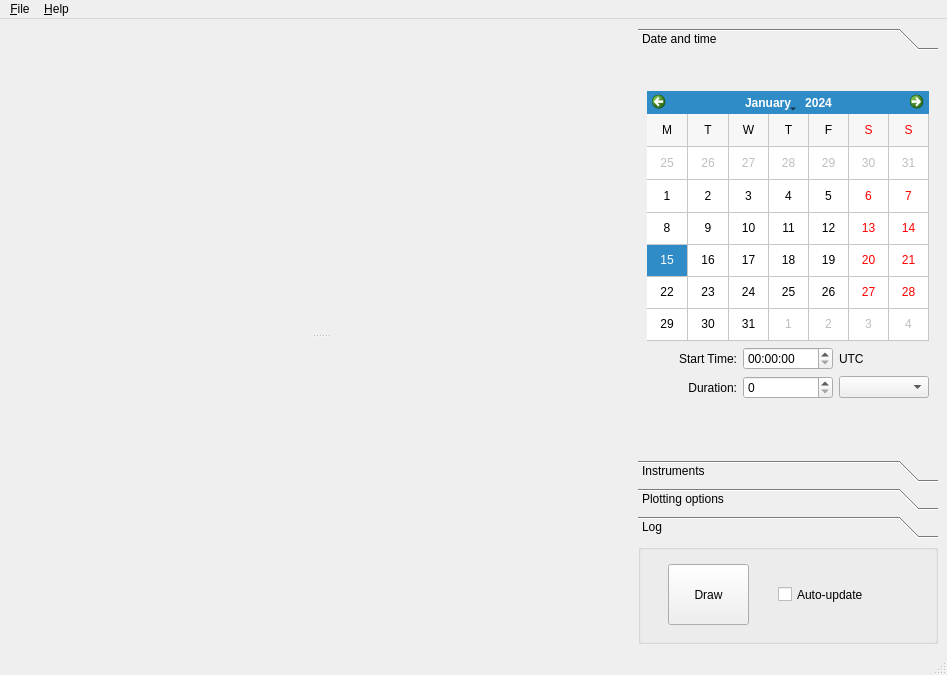
Qt form auroraplot/gui/auroraplot_dataviewer.ui (stevemarple/auroraplot) before a commit.
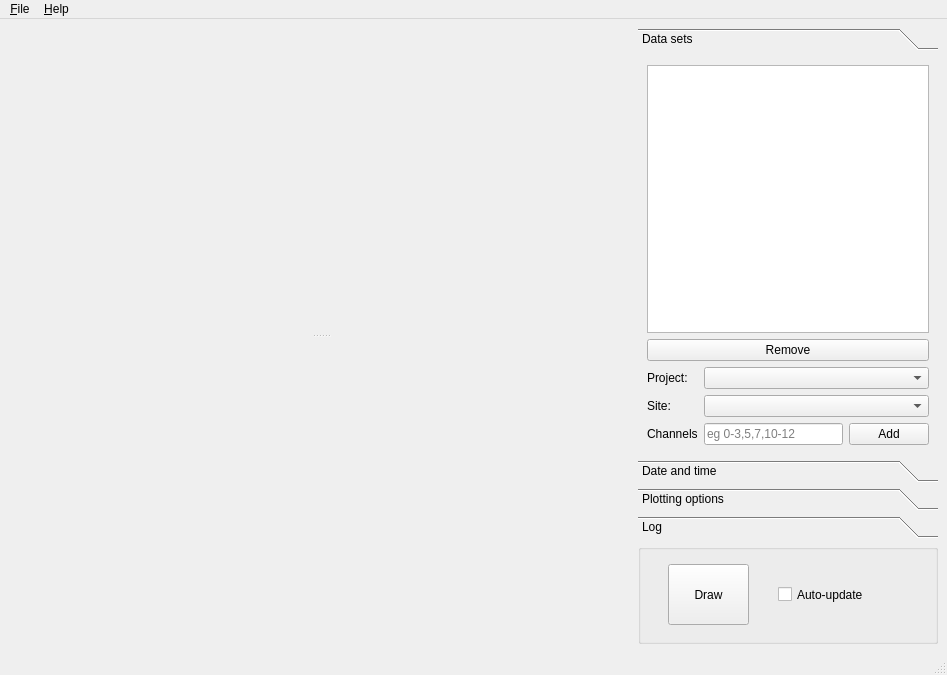
The same form after that commit. Icons and pictures are not drawn.

Commit message: dataset selection list and boxes implemented

The edit to the form file:
```diff
--- a/auroraplot/gui/auroraplot_dataviewer.ui
+++ b/auroraplot/gui/auroraplot_dataviewer.ui
@@ -82,6 +82,79 @@
         <property name="currentIndex">
          <number>0</number>
         </property>
+        <widget class="QWidget" name="page_0">
+         <property name="geometry">
+          <rect>
+           <x>0</x>
+           <y>0</y>
+           <width>300</width>
+           <height>374</height>
+          </rect>
+         </property>
+         <attribute name="label">
+          <string>Data sets</string>
+         </attribute>
+         <layout class="QGridLayout" name="gridLayout">
+          <item row="3" column="1" colspan="2">
+           <widget class="QComboBox" name="siteBox">
+            <property name="sizePolicy">
+             <sizepolicy hsizetype="Expanding" vsizetype="Fixed">
+              <horstretch>0</horstretch>
+              <verstretch>0</verstretch>
+             </sizepolicy>
+            </property>
+           </widget>
+          </item>
+          <item row="4" column="2">
+           <widget class="QPushButton" name="addDatasetButton">
+            <property name="text">
+             <string>Add</string>
+            </property>
+           </widget>
+          </item>
+          <item row="4" column="1">
+           <widget class="QLineEdit" name="channelsLineEdit">
+            <property name="placeholderText">
+             <string>eg 0-3,5,7,10-12</string>
+            </property>
+           </widget>
+          </item>
+          <item row="2" column="0">
+           <widget class="QLabel" name="label_4">
+            <property name="text">
+             <string>Project:</string>
+            </property>
+           </widget>
+          </item>
+          <item row="2" column="1" colspan="2">
+           <widget class="QComboBox" name="projectBox"/>
+          </item>
+          <item row="3" column="0">
+           <widget class="QLabel" name="label_5">
+            <property name="text">
+             <string>Site:</string>
+            </property>
+           </widget>
+          </item>
+          <item row="4" column="0">
+           <widget class="QLabel" name="label_6">
+            <property name="text">
+             <string>Channels</string>
+            </property>
+           </widget>
+          </item>
+          <item row="0" column="0" colspan="3">
+           <widget class="QListWidget" name="datasetsListWidget"/>
+          </item>
+          <item row="1" column="0" colspan="3">
+           <widget class="QPushButton" name="removeDatasetButton">
+            <property name="text">
+             <string>Remove</string>
+            </property>
+           </widget>
+          </item>
+         </layout>
+        </widget>
         <widget class="QWidget" name="page_1">
          <property name="geometry">
           <rect>
@@ -220,54 +293,6 @@
           </rect>
          </property>
          <attribute name="label">
-          <string>Instruments</string>
-         </attribute>
-         <layout class="QGridLayout" name="gridLayout">
-          <item row="0" column="0" colspan="2">
-           <widget class="QTreeWidget" name="treeWidget">
-            <column>
-             <property name="text">
-              <string notr="true">1</string>
-             </property>
-            </column>
-           </widget>
-          </item>
-          <item row="1" column="0" colspan="2">
-           <widget class="QPushButton" name="pushButton_3">
-            <property name="text">
-             <string>Remove</string>
-            </property>
-           </widget>
-          </item>
-          <item row="2" column="0">
-           <widget class="QComboBox" name="comboBox">
-            <property name="sizePolicy">
-             <sizepolicy hsizetype="Expanding" vsizetype="Fixed">
-              <horstretch>0</horstretch>
-              <verstretch>0</verstretch>
-             </sizepolicy>
-            </property>
-           </widget>
-          </item>
-          <item row="2" column="1">
-           <widget class="QPushButton" name="pushButton_2">
-            <property name="text">
-             <string>Add</string>
-            </property>
-           </widget>
-          </item>
-         </layout>
-        </widget>
-        <widget class="QWidget" name="page_3">
-         <property name="geometry">
-          <rect>
-           <x>0</x>
-           <y>0</y>
-           <width>300</width>
-           <height>374</height>
-          </rect>
-         </property>
-         <attribute name="label">
           <string>Plotting options</string>
          </attribute>
          <layout class="QVBoxLayout" name="verticalLayout_2">
@@ -292,7 +317,7 @@
           </item>
          </layout>
         </widget>
-        <widget class="QWidget" name="page_4">
+        <widget class="QWidget" name="page_3">
          <property name="geometry">
           <rect>
            <x>0</x>
```
Left out of the diff: 2 changed lines with no effect on the pictures. The commit also changes 2 other files.
